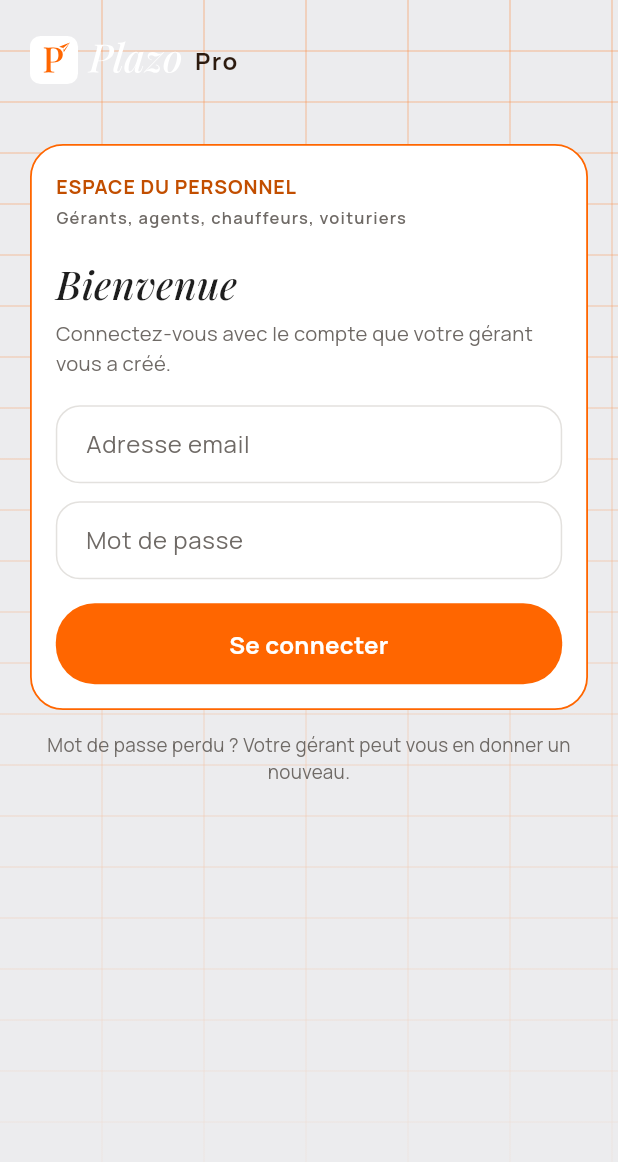
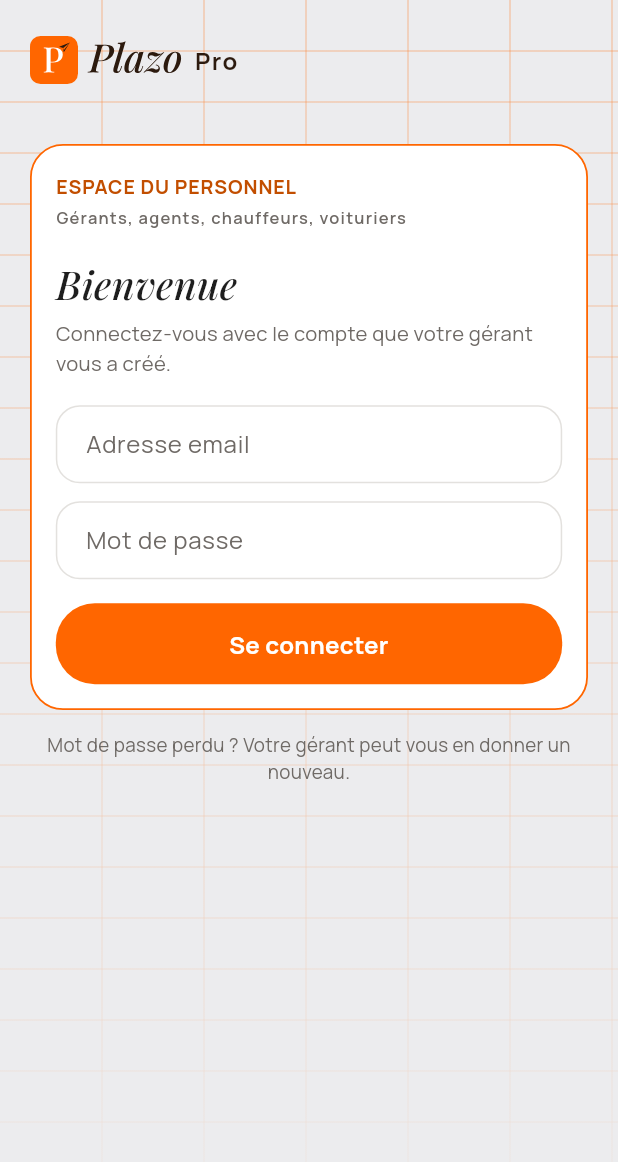
Before and after one commit to Benford-Tech/plazo, a Flutter app: the ProLoginPage screen opened directly, on a phone screen of 412 x 824 dp. Shown: the top 1162 px of the screen. Run offline on Flutter 3.47's test engine with Material 3 defaults, Android fonts, the phone set to English and light mode, and no system bars; our stand-ins replace auto_route, bloc, dio, easy_localization, equatable, flutter_bloc and 10 more; missing offline and left inert: flutter_stripe, onesignal_flutter; accounts and stored records are empty; generated files the repository leaves out were written again; network calls fail.

Commit message:
mobile: dark wordmark logo on the light app bars
The header used the white-lettered sign, invisible on the grey and white
grounds of the new directions. Both apps now ship the light-ground variant
(orange sign, dark brown wordmark).

Co-Authored-By: Claude Fable 5.1 <noreply@anthropic.com>
Claude-Session: https://claude.ai/code/session_012FzNPuRPbrourFcqtQaMsX

```diff
--- a/mobile/lib/src/shared/widgets/brand_logo.dart
+++ b/mobile/lib/src/shared/widgets/brand_logo.dart
@@ -4,8 +4,8 @@ import 'package:flutter_svg/flutter_svg.dart';
 import '../../core/constants/product.g.dart';
 import '../theme/theme.dart';
 
-/// The horizontal logo (the sign), white variant for the orange app bars; the product
-/// name is its semantic label. `pro` adds the "Pro" suffix next to it, as text.
+/// The horizontal logo (the sign), light-ground variant (orange sign, dark wordmark) for the
+/// grey and white app bars since 05/10/2026; the product name is its semantic label. `pro` adds the "Pro" suffix next to it, as text.
 class BrandLogo extends StatelessWidget {
   const BrandLogo({super.key, this.height = 30, this.pro = false});
 
@@ -14,7 +14,7 @@ class BrandLogo extends StatelessWidget {
 
   @override
   Widget build(BuildContext context) {
-    final logo = SvgPicture.asset('assets/brand/logo-horizontal-dark.svg', height: height, semanticsLabel: pro ? Product.proName : Product.name);
+    final logo = SvgPicture.asset('assets/brand/logo-horizontal-light.svg', height: height, semanticsLabel: pro ? Product.proName : Product.name);
     if (!pro) return logo;
     return Row(
       mainAxisSize: MainAxisSize.min,
```
Also changed, not shown: mobile/assets/brand/logo-horizontal-dark.svg (deleted), mobile/assets/brand/logo-horizontal-light.svg (added), 1 other file.
